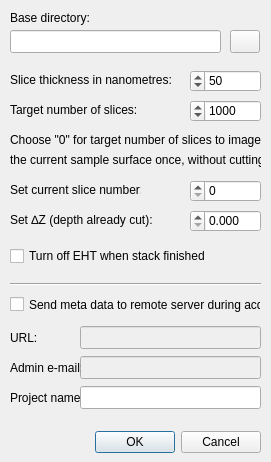
SBEMimage/SBEMimage, file gui/acq_settings_dlg.ui: the form before one commit.
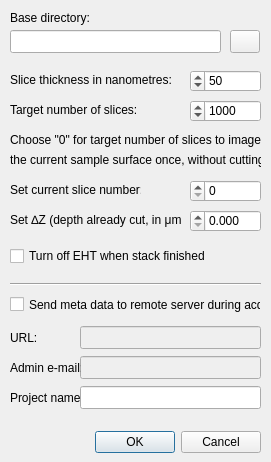
The form after the commit.

Commit message: Show units (μm) in acq settings dialog box

```diff
--- a/gui/acq_settings_dlg.ui
+++ b/gui/acq_settings_dlg.ui
@@ -333,12 +333,12 @@
     <rect>
      <x>10</x>
      <y>210</y>
-     <width>161</width>
+     <width>171</width>
      <height>20</height>
     </rect>
    </property>
    <property name="text">
-    <string>Set ∆Z (depth already cut):</string>
+    <string>Set ∆Z (depth already cut, in μm):</string>
    </property>
   </widget>
   <widget class="QDoubleSpinBox" name="doubleSpinBox_zDiff">
```
